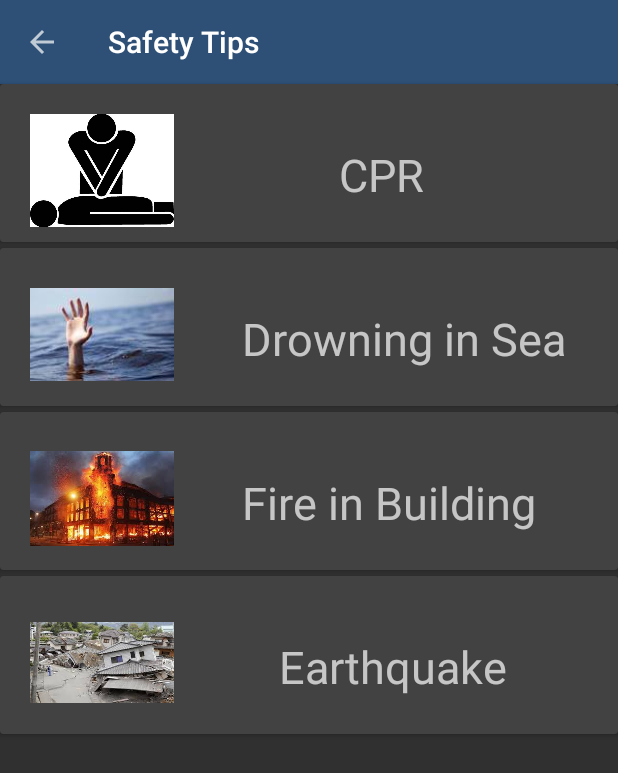
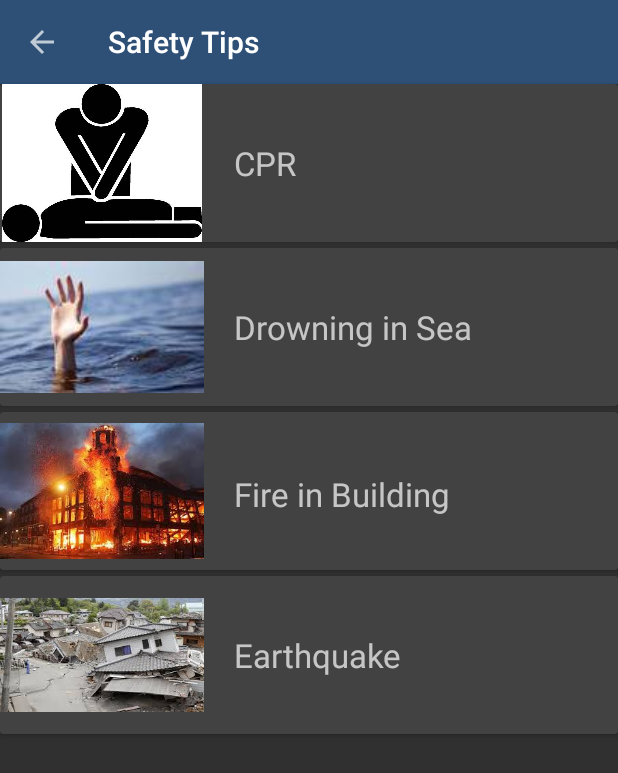
Before and after one commit to SaiArrow/EmergencyApp, an Android app: the SafetyActivity screen opened directly, with no data from a screen before it, on a phone screen of 412 x 824 dp. Shown: the top 773 px of the screen. Run offline under Robolectric (Android 15) with nearby library versions, the light colour scheme and no system bars.

Commit message:
Fix Safety Tips layout

```diff
--- a/app/src/main/res/layout/safetytips.xml
+++ b/app/src/main/res/layout/safetytips.xml
@@ -25,18 +25,18 @@
                 android:layout_width="136dp"
                 android:layout_height="105dp"
                 android:src="@mipmap/cpr"
-                android:paddingLeft="20dp"
-                android:paddingRight="20dp"
-                android:paddingTop="10dp"
+                android:paddingLeft="0dp"
+                android:paddingRight="0dp"
+                android:paddingTop="0dp"
                 />
             <TextView
                 android:layout_width="wrap_content"
                 android:layout_height="wrap_content"
-                android:paddingLeft="90dp"
-                android:paddingRight="90dp"
-                android:paddingTop="40dp"
+                android:paddingLeft="20dp"
+                android:paddingRight="20dp"
+                android:layout_gravity="center_vertical"
                 android:text="@string/cpr"
-                android:textSize="30sp"
+                android:textSize="22sp"
                 android:id="@+id/TV"
                 />
         </LinearLayout>
@@ -56,18 +56,15 @@
             android:layout_height="105dp"
             android:src="@mipmap/drown"
             android:id="@+id/imageView3"
-            android:paddingLeft="20dp"
-            android:paddingRight="20dp"
-            android:paddingTop="10dp"
             />
         <TextView
             android:layout_width="wrap_content"
             android:layout_height="wrap_content"
-            android:paddingLeft="25dp"
-            android:paddingRight="25dp"
-            android:paddingTop="40dp"
+            android:paddingLeft="20dp"
+            android:paddingRight="20dp"
+            android:layout_gravity="center_vertical"
             android:text="@string/drowning"
-            android:textSize="30sp" />
+            android:textSize="22sp" />
     </LinearLayout>
     </android.support.v7.widget.CardView>
 
@@ -85,18 +82,15 @@
             android:layout_height="105dp"
             android:src="@mipmap/images45"
             android:id="@+id/imageView4"
-            android:paddingLeft="20dp"
-            android:paddingRight="20dp"
-            android:paddingTop="10dp"
             />
         <TextView
             android:layout_width="wrap_content"
             android:layout_height="wrap_content"
-            android:paddingLeft="25dp"
-            android:paddingRight="25dp"
+            android:paddingLeft="20dp"
+            android:paddingRight="20dp"
             android:paddingTop="40dp"
             android:text="@string/building"
-            android:textSize="30sp"
+            android:textSize="22sp"
             />
     </LinearLayout>
     </android.support.v7.widget.CardView>
@@ -115,18 +109,15 @@
             android:layout_height="105dp"
             android:src="@mipmap/download56"
             android:id="@+id/imageView5"
-            android:paddingLeft="20dp"
-            android:paddingRight="20dp"
-            android:paddingTop="10dp"
             />
         <TextView
             android:layout_width="wrap_content"
             android:layout_height="wrap_content"
-            android:paddingLeft="50dp"
-            android:paddingRight="50dp"
-            android:paddingTop="40dp"
+            android:paddingLeft="20dp"
+            android:paddingRight="20dp"
+            android:layout_gravity="center_vertical"
             android:text="@string/earthquake"
-            android:textSize="30sp" />
+            android:textSize="22sp" />
     </LinearLayout>
     </android.support.v7.widget.CardView>
 
```
